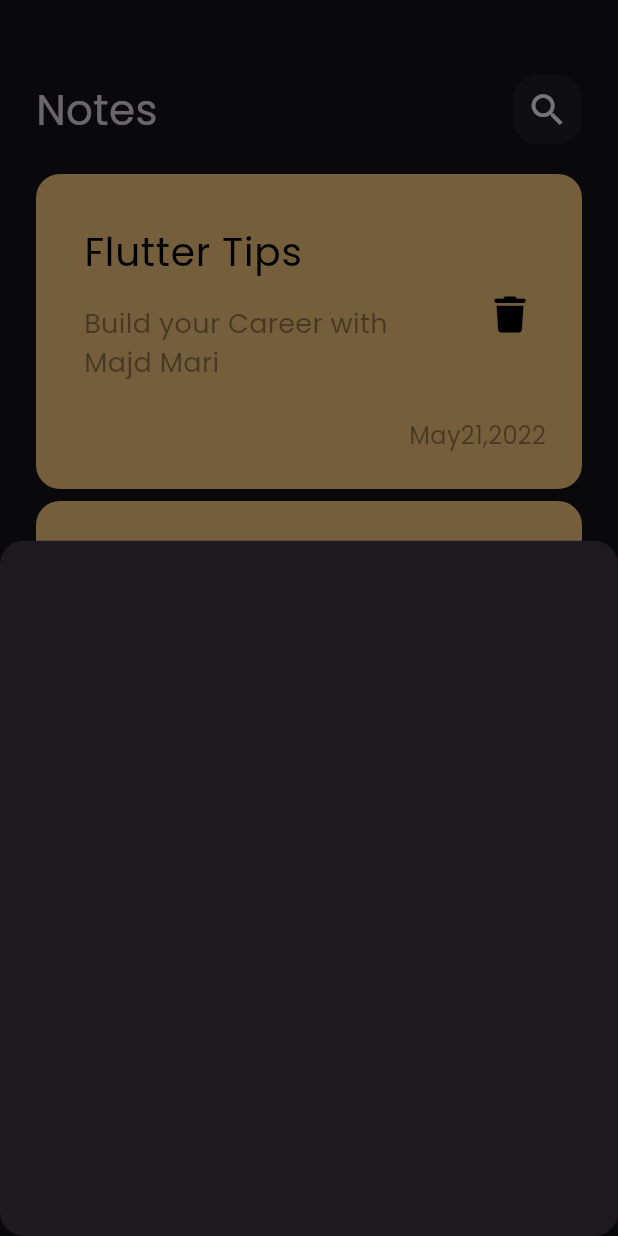
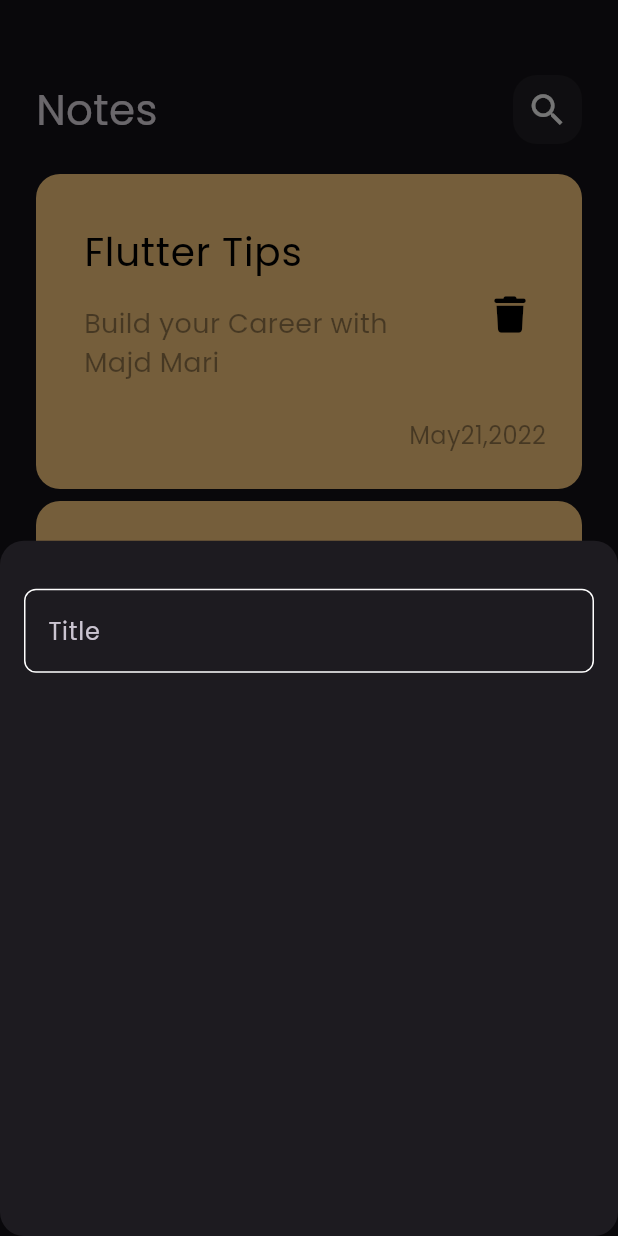
Before and after one commit to majdmari/notes_app, a Flutter app: the screen it shows after launch, after a tap on the "add" icon, on a phone screen of 412 x 824 dp. Run offline on Flutter 3.47's test engine with Material 3 defaults, Android fonts, the phone set to English and light mode, and no system bars; our stand-ins replace font_awesome_flutter.

Commit message:
Create Custom Text Field

```diff
--- /dev/null
+++ b/lib/constants.dart
@@ -0,0 +1,3 @@
+import 'package:flutter/material.dart';
+
+const kPrimaryColor = Color(0xff62FCD7);
--- a/lib/views/widgets/add_note_bottom_sheet.dart
+++ b/lib/views/widgets/add_note_bottom_sheet.dart
@@ -1,10 +1,21 @@
 import 'package:flutter/material.dart';
+import 'package:note_app/views/widgets/custom_text_field.dart';
 
 class AddNoteBottomSheet extends StatelessWidget {
   const AddNoteBottomSheet({super.key});
 
   @override
   Widget build(BuildContext context) {
-    return Container();
+    return Padding(
+      padding: const EdgeInsets.symmetric(horizontal: 16),
+      child: Column(
+        children: [
+          SizedBox(
+            height: 32,
+          ),
+          CustomTextField()
+        ],
+      ),
+    );
   }
 }
--- /dev/null
+++ b/lib/views/widgets/custom_text_field.dart
@@ -0,0 +1,30 @@
+import 'package:flutter/material.dart';
+import 'package:note_app/constants.dart';
+
+class CustomTextField extends StatelessWidget {
+  const CustomTextField({super.key});
+
+  @override
+  Widget build(BuildContext context) {
+    return TextField(
+      cursorColor: kPrimaryColor,
+      decoration: InputDecoration(
+        hintText: 'Title',
+        border: buildBorder(),
+        enabledBorder: buildBorder(),
+        focusedBorder: buildBorder(kPrimaryColor),
+      ),
+    );
+  }
+
+  OutlineInputBorder buildBorder([color]) {
+    return OutlineInputBorder(
+      borderRadius: BorderRadius.circular(
+        8,
+      ),
+      borderSide: BorderSide(
+        color: color ?? Colors.white,
+      ),
+    );
+  }
+}
```
